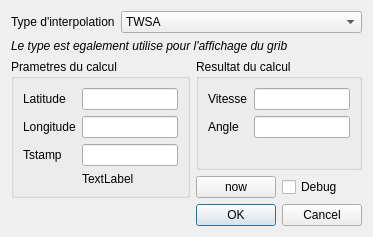
Old version of the form src/Ui/gribValidation.ui in the repository nohal/qtVlm.
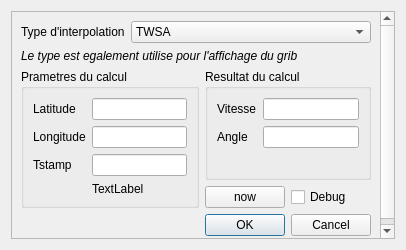
New version of the form.

Patch:
```diff
--- a/src/Ui/gribValidation.ui
+++ b/src/Ui/gribValidation.ui
@@ -6,8 +6,8 @@
    <rect>
     <x>0</x>
     <y>0</y>
-    <width>373</width>
-    <height>210</height>
+    <width>406</width>
+    <height>250</height>
    </rect>
   </property>
   <property name="windowTitle">
@@ -15,6 +15,21 @@
   </property>
   <layout class="QVBoxLayout" name="verticalLayout">
    <item>
+    <widget class="QScrollArea" name="scrollArea">
+     <property name="widgetResizable">
+      <bool>true</bool>
+     </property>
+     <widget class="QWidget" name="scrollAreaWidgetContents">
+      <property name="geometry">
+       <rect>
+        <x>0</x>
+        <y>0</y>
+        <width>386</width>
+        <height>230</height>
+       </rect>
+      </property>
+      <layout class="QVBoxLayout" name="verticalLayout_3">
+       <item>
     <layout class="QFormLayout" name="formLayout_3">
      <property name="formAlignment">
       <set>Qt::AlignHCenter|Qt::AlignTop</set>
@@ -176,6 +191,10 @@
      <property name="standardButtons">
       <set>QDialogButtonBox::Cancel|QDialogButtonBox::Ok</set>
      </property>
+        </widget>
+       </item>
+      </layout>
+     </widget>
     </widget>
    </item>
   </layout>
```
Lines whose indentation alone changed are shown as unchanged.
